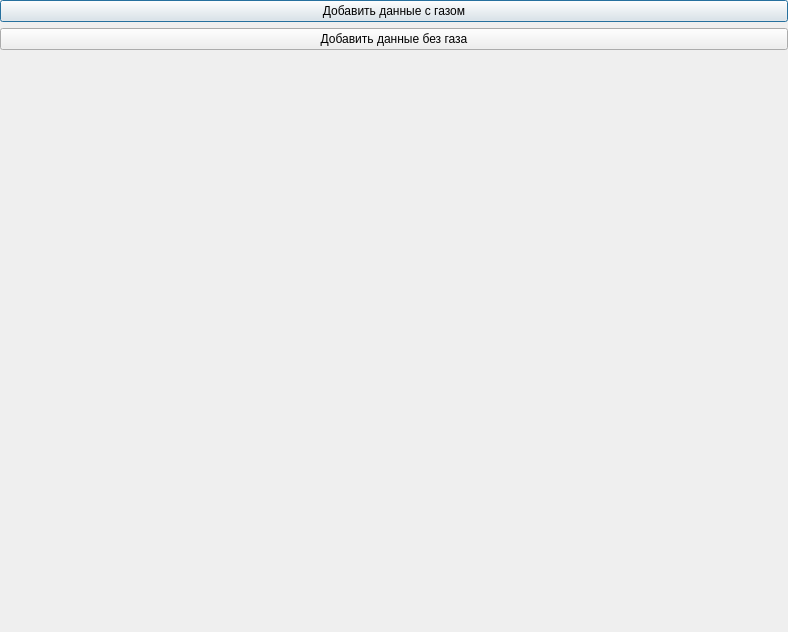
Above: gui.ui from TimofeyVeprev/difference_graphs before the change. Below: the same form after it.
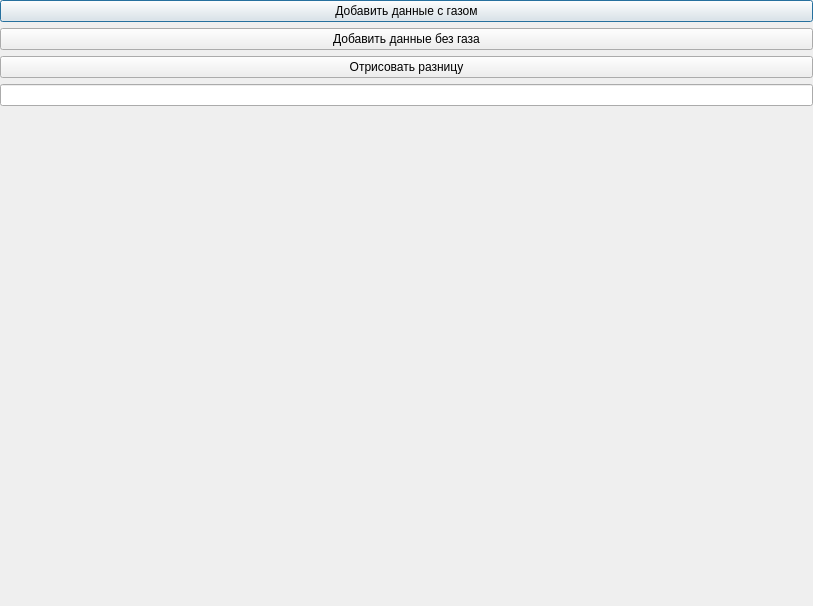
That is the form after the change.

Diff of the .ui file:
```diff
--- a/gui.ui
+++ b/gui.ui
@@ -6,8 +6,8 @@
    <rect>
     <x>0</x>
     <y>0</y>
-    <width>788</width>
-    <height>632</height>
+    <width>813</width>
+    <height>606</height>
    </rect>
   </property>
   <property name="windowTitle">
@@ -43,6 +43,16 @@
      </property>
     </widget>
    </item>
+   <item>
+    <widget class="QPushButton" name="button_difference">
+     <property name="text">
+      <string>Отрисовать разницу</string>
+     </property>
+    </widget>
+   </item>
+   <item>
+    <widget class="QLineEdit" name="line_procent"/>
+   </item>
    <item>
     <widget class="QWidget" name="widget_plot_1" native="true">
      <layout class="QVBoxLayout" name="layout_plot_1">
```
